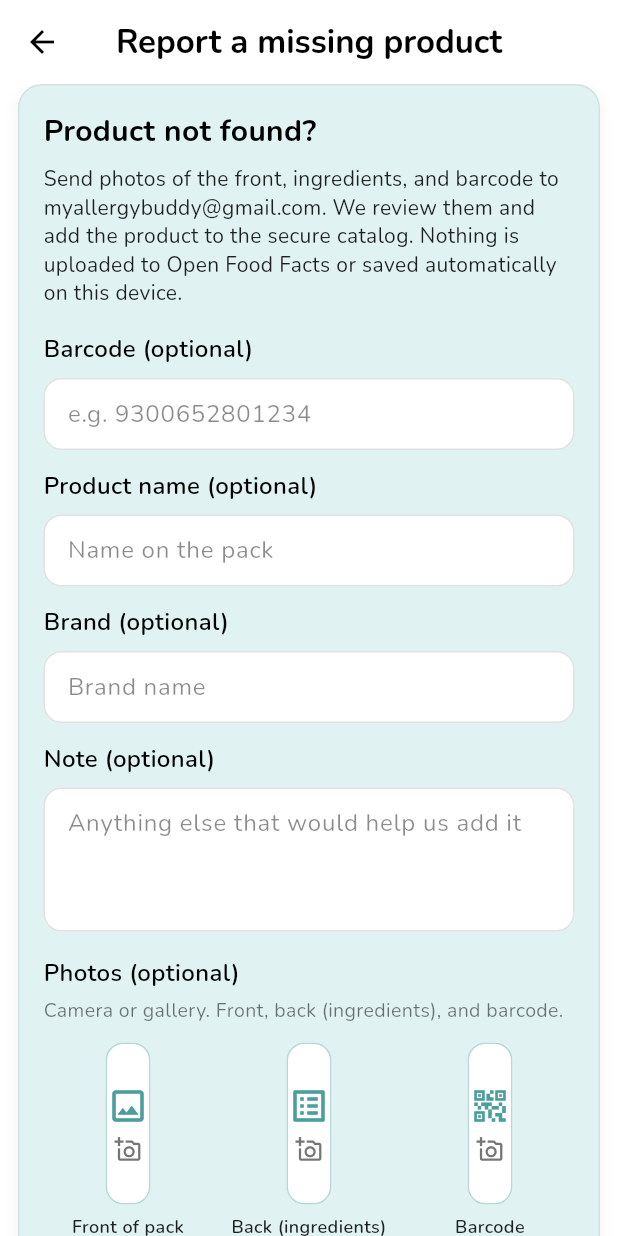
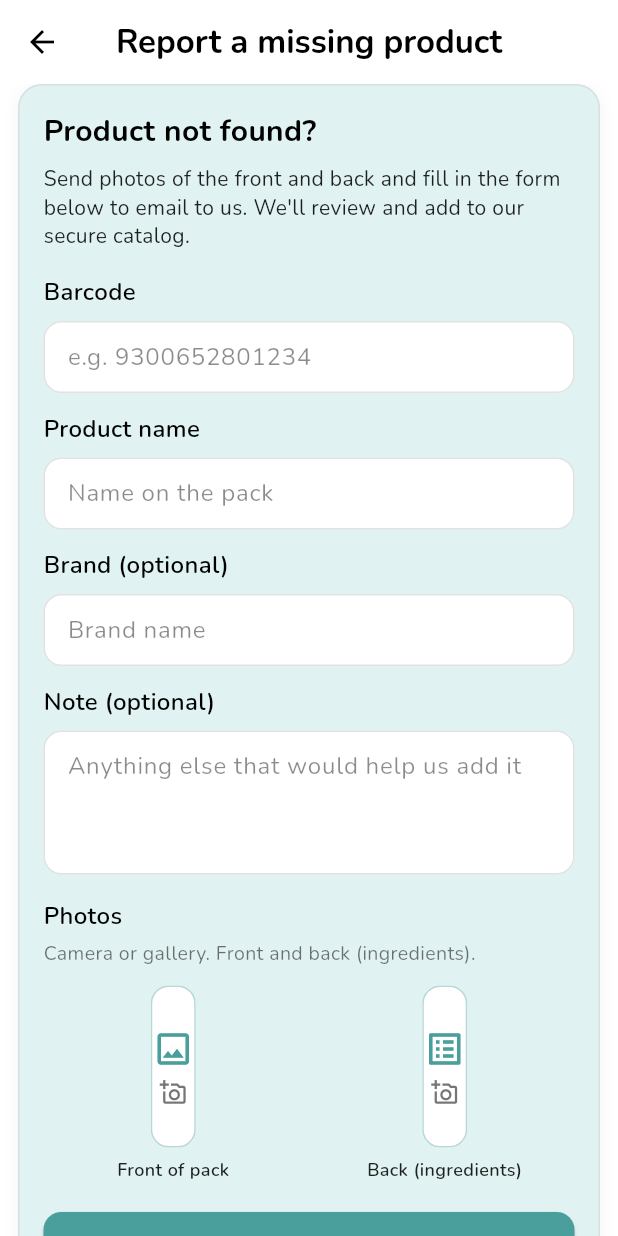
Before and after one commit to myallergybuddy/my-allergy-buddy, a Flutter app: the ReportMissingProductScreen screen opened directly, on a phone screen of 412 x 824 dp. Run offline on Flutter 3.47's test engine with Material 3 defaults, Android fonts, the phone set to English and light mode, and no system bars; our stand-ins replace firebase_analytics, firebase_core, firebase_crashlytics, firebase_messaging, flutter_local_notifications, flutter_lucide and 7 more; missing offline and left inert: encrypt, flutter_email_sender, google_mlkit_text_recognition, mobile_scanner, purchases_flutter; accounts and stored records are empty.

Commit message:
Update missing-product report copy and drop the barcode photo slot so users email front and back pack photos.

```diff
--- a/lib/report_missing_product_screen.dart
+++ b/lib/report_missing_product_screen.dart
@@ -10,7 +10,7 @@
 import 'services/ocr_service.dart';
 import 'services/user_learned_product_store.dart';
 
-enum _PhotoSlot { front, back, barcode }
+enum _PhotoSlot { front, back }
 
 /// Collects a missing-product report and emails it to the app owner with photos.
 class ReportMissingProductScreen extends StatefulWidget {
@@ -40,7 +40,6 @@
 
   File? _frontPhoto;
   File? _backPhoto;
-  File? _barcodePhoto;
   bool _isPickingImage = false;
   bool _isSubmitting = false;
 
@@ -84,8 +83,6 @@
         return _frontPhoto;
       case _PhotoSlot.back:
         return _backPhoto;
-      case _PhotoSlot.barcode:
-        return _barcodePhoto;
     }
   }
 
@@ -96,8 +93,6 @@
           _frontPhoto = file;
         case _PhotoSlot.back:
           _backPhoto = file;
-        case _PhotoSlot.barcode:
-          _barcodePhoto = file;
       }
     });
   }
@@ -108,8 +103,6 @@
         return 'Front of pack';
       case _PhotoSlot.back:
         return 'Back (ingredients)';
-      case _PhotoSlot.barcode:
-        return 'Barcode';
     }
   }
 
@@ -119,8 +112,6 @@
         return Icons.image_outlined;
       case _PhotoSlot.back:
         return Icons.list_alt;
-      case _PhotoSlot.barcode:
-        return Icons.qr_code_2;
     }
   }
 
@@ -230,8 +221,7 @@
         brand.isNotEmpty ||
         note.isNotEmpty ||
         _frontPhoto != null ||
-        _backPhoto != null ||
-        _barcodePhoto != null;
+        _backPhoto != null;
 
     if (!hasAnyField) {
       _showSnackBar(
@@ -258,7 +248,6 @@
         note: note,
         frontPhoto: _frontPhoto,
         backPhoto: _backPhoto,
-        barcodePhoto: _barcodePhoto,
       );
       if (!mounted) return;
       _showSnackBar(
@@ -467,19 +456,19 @@
               ),
               const SizedBox(height: 8),
               Text(
-                'Send photos of the front, ingredients, and barcode to myallergybuddy@gmail.com. We review them and add the product to the secure catalog. Nothing is uploaded to Open Food Facts or saved automatically on this device.',
+                'Send photos of the front and back and fill in the form below to email to us. We\'ll review and add to our secure catalog.',
                 style: GoogleFonts.nunito(fontSize: 14, color: Colors.black87, height: 1.35),
               ),
               const SizedBox(height: 16),
               _labeledField(
-                label: 'Barcode (optional)',
+                label: 'Barcode',
                 controller: _barcodeController,
                 hint: 'e.g. 9300652801234',
                 keyboardType: TextInputType.number,
               ),
               const SizedBox(height: 12),
               _labeledField(
-                label: 'Product name (optional)',
+                label: 'Product name',
                 controller: _nameController,
                 hint: 'Name on the pack',
               ),
@@ -498,7 +487,7 @@
               ),
               const SizedBox(height: 16),
               Text(
-                'Photos (optional)',
+                'Photos',
                 style: GoogleFonts.nunito(
                   fontSize: 16,
                   fontWeight: FontWeight.w600,
@@ -507,7 +496,7 @@
               ),
               const SizedBox(height: 4),
               Text(
-                'Camera or gallery. Front, back (ingredients), and barcode.',
+                'Camera or gallery. Front and back (ingredients).',
                 style: GoogleFonts.nunito(fontSize: 13, color: Colors.black54),
               ),
               const SizedBox(height: 12),
@@ -517,8 +506,6 @@
                   _photoSlot(_PhotoSlot.front),
                   const SizedBox(width: 8),
                   _photoSlot(_PhotoSlot.back),
-                  const SizedBox(width: 8),
-                  _photoSlot(_PhotoSlot.barcode),
                 ],
               ),
               const SizedBox(height: 20),
```
